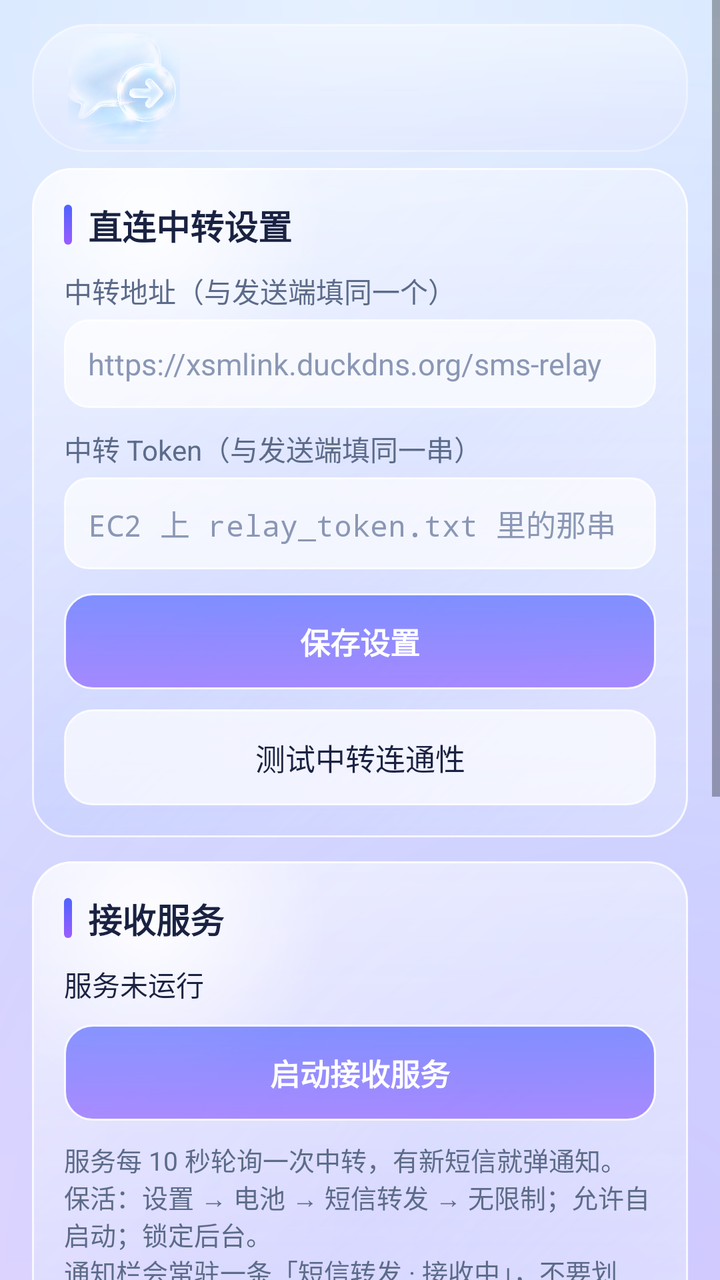
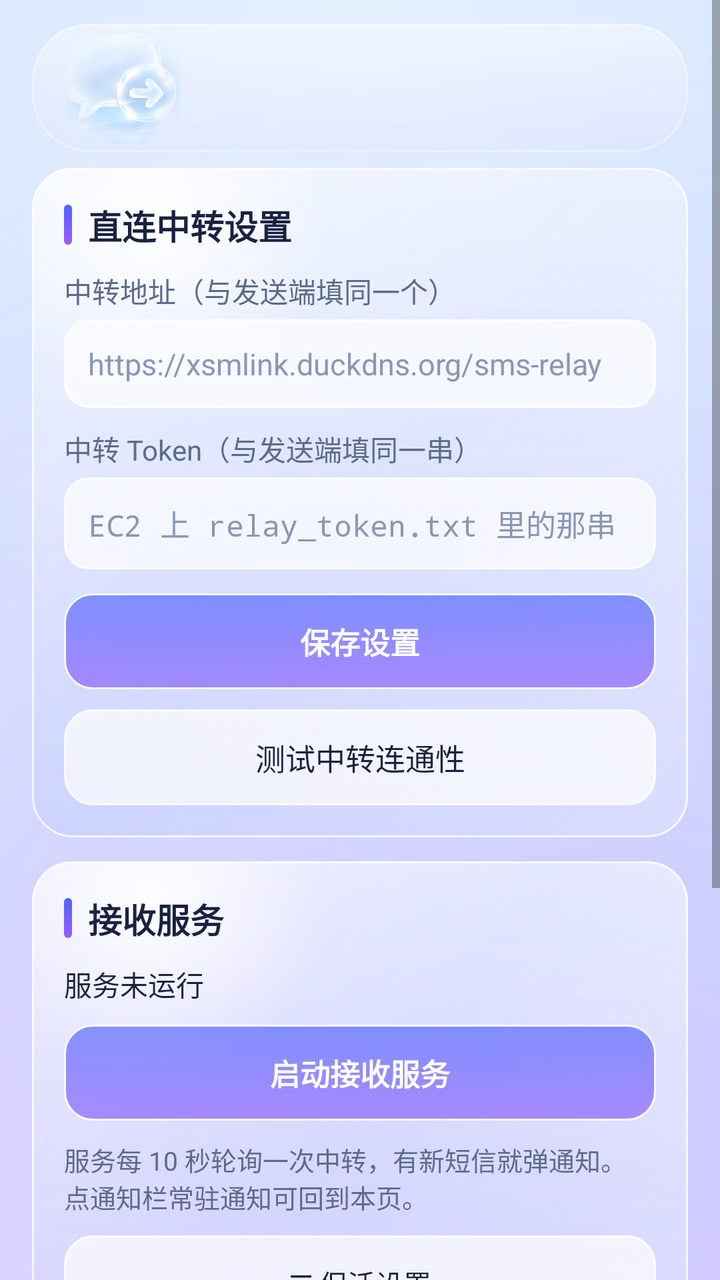

The first picture is an Android layout as it rendered before a commit; the second is the same layout after the commit. The layout source and the unified diff follow.
<!-- AndroidManifest.xml: application theme Theme.SmsForwarder -->
<!-- res/layout/activity_receiver.xml -->
<?xml version="1.0" encoding="utf-8"?>
<FrameLayout xmlns:android="http://schemas.android.com/apk/res/android"
    android:layout_width="match_parent"
    android:layout_height="match_parent">

    <ScrollView
        android:id="@+id/scrollView"
        android:layout_width="match_parent"
        android:layout_height="match_parent">

        <LinearLayout
            android:id="@+id/contentLayout"
            android:layout_width="match_parent"
            android:layout_height="wrap_content"
            android:orientation="vertical"
            android:paddingStart="16dp"
            android:paddingEnd="16dp"
            android:paddingTop="84dp"
            android:paddingBottom="16dp">

            
            <LinearLayout
                android:layout_width="match_parent"
                android:layout_height="wrap_content"
                android:background="@drawable/glass_card"
                android:orientation="vertical"
                android:padding="16dp">

                <LinearLayout
                    android:layout_width="wrap_content"
                    android:layout_height="wrap_content"
                    android:gravity="center_vertical"
                    android:orientation="horizontal">

                    <View
                        android:layout_width="4dp"
                        android:layout_height="20dp"
                        android:background="@drawable/glass_accent_bar" />

                    <TextView
                        android:layout_width="wrap_content"
                        android:layout_height="wrap_content"
                        android:layout_marginStart="8dp"
                        android:text="直连中转设置"
                        android:textColor="@color/glass_text_primary"
                        android:textSize="17sp"
                        android:textStyle="bold" />
                </LinearLayout>

                <TextView
                    android:layout_width="wrap_content"
                    android:layout_height="wrap_content"
                    android:layout_marginTop="10dp"
                    android:text="中转地址（与发送端填同一个）"
                    android:textColor="@color/glass_text_secondary"
                    android:textSize="14sp" />

                <EditText
                    android:id="@+id/etRelayUrl"
                    android:layout_width="match_parent"
                    android:layout_height="wrap_content"
                    android:layout_marginTop="4dp"
                    android:background="@drawable/glass_input"
                    android:hint="https://xsmlink.duckdns.org/sms-relay"
                    android:importantForAutofill="no"
                    android:inputType="textUri"
                    android:padding="12dp"
                    android:singleLine="true"
                    android:textColor="@color/glass_text_primary"
                    android:textColorHint="@color/glass_text_hint"
                    android:textSize="15sp" />

                <TextView
                    android:layout_width="wrap_content"
                    android:layout_height="wrap_content"
                    android:layout_marginTop="10dp"
                    android:text="中转 Token（与发送端填同一串）"
                    android:textColor="@color/glass_text_secondary"
                    android:textSize="14sp" />

                <EditText
                    android:id="@+id/etRelayToken"
                    android:layout_width="match_parent"
                    android:layout_height="wrap_content"
                    android:layout_marginTop="4dp"
                    android:background="@drawable/glass_input"
                    android:hint="EC2 上 relay_token.txt 里的那串"
                    android:importantForAutofill="no"
                    android:inputType="textPassword"
                    android:padding="12dp"
                    android:singleLine="true"
                    android:textColor="@color/glass_text_primary"
                    android:textColorHint="@color/glass_text_hint"
                    android:textSize="15sp" />

                <Button
                    android:id="@+id/btnSaveRelay"
                    android:layout_width="match_parent"
                    android:layout_height="wrap_content"
                    android:layout_marginTop="12dp"
                    android:background="@drawable/glass_btn_primary"
                    android:padding="12dp"
                    android:text="保存设置"
                    android:textColor="#FFFFFF"
                    android:textSize="15sp"
                    android:textStyle="bold" />

                <Button
                    android:id="@+id/btnTestRelayRx"
                    android:layout_width="match_parent"
                    android:layout_height="wrap_content"
                    android:layout_marginTop="10dp"
                    android:background="@drawable/glass_btn_secondary"
                    android:padding="12dp"
                    android:text="测试中转连通性"
                    android:textColor="@color/glass_text_primary"
                    android:textSize="15sp" />
            </LinearLayout>

            
            <LinearLayout
                android:layout_width="match_parent"
                android:layout_height="wrap_content"
                android:layout_marginTop="12dp"
                android:background="@drawable/glass_card"
                android:orientation="vertical"
                android:padding="16dp">

                <LinearLayout
                    android:layout_width="wrap_content"
                    android:layout_height="wrap_content"
                    android:gravity="center_vertical"
                    android:orientation="horizontal">

                    <View
                        android:layout_width="4dp"
                        android:layout_height="20dp"
                        android:background="@drawable/glass_accent_bar" />

                    <TextView
                        android:layout_width="wrap_content"
                        android:layout_height="wrap_content"
                        android:layout_marginStart="8dp"
                        android:text="接收服务"
                        android:textColor="@color/glass_text_primary"
                        android:textSize="17sp"
                        android:textStyle="bold" />
                </LinearLayout>

                <TextView
                    android:id="@+id/tvServiceState"
                    android:layout_width="match_parent"
                    android:layout_height="wrap_content"
                    android:layout_marginTop="10dp"
                    android:text="服务未运行"
                    android:textColor="@color/glass_text_primary"
                    android:textSize="14sp" />

                <Button
                    android:id="@+id/btnToggleService"
                    android:layout_width="match_parent"
                    android:layout_height="wrap_content"
                    android:layout_marginTop="10dp"
                    android:background="@drawable/glass_btn_primary"
                    android:padding="12dp"
                    android:text="启动接收服务"
                    android:textColor="#FFFFFF"
                    android:textSize="15sp"
                    android:textStyle="bold" />

                <TextView
                    android:layout_width="match_parent"
                    android:layout_height="wrap_content"
                    android:layout_marginTop="10dp"
                    android:text="服务每 10 秒轮询一次中转，有新短信就弹通知。\n保活：设置 → 电池 → 短信转发 → 无限制；允许自启动；锁定后台。\n通知栏会常驻一条「短信转发 · 接收中」，不要划掉。"
                    android:textColor="@color/glass_text_secondary"
                    android:textSize="13sp" />

                <Button
                    android:id="@+id/btnBatteryWhitelist"
                    android:layout_width="match_parent"
                    android:layout_height="wrap_content"
                    android:layout_marginTop="10dp"
                    android:background="@drawable/glass_btn_secondary"
                    android:padding="12dp"
                    android:text="加入电池优化白名单（一键）"
                    android:textColor="@color/glass_text_primary"
                    android:textSize="14sp" />

                <LinearLayout
                    android:layout_width="match_parent"
                    android:layout_height="wrap_content"
                    android:layout_marginTop="12dp"
                    android:gravity="center_vertical"
                    android:orientation="horizontal">

                    <LinearLayout
                        android:layout_width="0dp"
                        android:layout_height="wrap_content"
                        android:layout_weight="1"
                        android:orientation="vertical">

                        <TextView
                            android:layout_width="wrap_content"
                            android:layout_height="wrap_content"
                            android:text="后台隐藏"
                            android:textColor="@color/glass_text_primary"
                            android:textSize="14sp" />

                        <TextView
                            android:layout_width="wrap_content"
                            android:layout_height="wrap_content"
                            android:text="在「最近任务」隐藏卡片，防手滑划掉"
                            android:textColor="@color/glass_text_secondary"
                            android:textSize="12sp" />
                    </LinearLayout>

                    <Switch
                        android:id="@+id/swHideRecents"
                        android:layout_width="wrap_content"
                        android:layout_height="wrap_content" />
                </LinearLayout>
            </LinearLayout>

            
            <LinearLayout
                android:layout_width="match_parent"
                android:layout_height="wrap_content"
                android:layout_marginTop="12dp"
                android:background="@drawable/glass_card"
                android:orientation="vertical"
                android:padding="16dp">

                <LinearLayout
                    android:layout_width="match_parent"
                    android:layout_height="wrap_content"
                    android:gravity="center_vertical"
                    android:orientation="horizontal">

                    <View
                        android:layout_width="4dp"
                        android:layout_height="20dp"
                        android:background="@drawable/glass_accent_bar" />

                    <TextView
                        android:layout_width="0dp"
                        android:layout_height="wrap_content"
                        android:layout_marginStart="8dp"
                        android:layout_weight="1"
                        android:text="收件箱"
                        android:textColor="@color/glass_text_primary"
                        android:textSize="17sp"
                        android:textStyle="bold" />

                    <Button
                        android:id="@+id/btnRefreshInbox"
                        android:layout_width="wrap_content"
                        android:layout_height="wrap_content"
                        android:background="@drawable/glass_btn_secondary"
                        android:padding="8dp"
                        android:text="刷新"
                        android:textColor="@color/glass_text_primary"
                        android:textSize="13sp" />

                    <Button
                        android:id="@+id/btnClearInbox"
                        android:layout_width="wrap_content"
                        android:layout_height="wrap_content"
                        android:layout_marginStart="8dp"
                        android:background="@drawable/glass_btn_secondary"
                        android:padding="8dp"
                        android:text="清空"
                        android:textColor="@color/glass_text_secondary"
                        android:textSize="13sp" />
                </LinearLayout>

                <LinearLayout
                    android:id="@+id/llInbox"
                    android:layout_width="match_parent"
                    android:layout_height="wrap_content"
                    android:layout_marginTop="8dp"
                    android:orientation="vertical" />
            </LinearLayout>

            
            <LinearLayout
                android:layout_width="match_parent"
                android:layout_height="wrap_content"
                android:layout_marginTop="12dp"
                android:layout_marginBottom="8dp"
                android:background="@drawable/glass_card"
                android:orientation="vertical"
                android:padding="16dp">

                <TextView
                    android:id="@+id/tvRxStatus"
                    android:layout_width="match_parent"
                    android:layout_height="wrap_content"
                    android:text="状态：等待配置"
                    android:textColor="@color/glass_text_primary"
                    android:textSize="14sp" />
            </LinearLayout>

            <Button
                android:id="@+id/btnSwitchRole"
                android:layout_width="match_parent"
                android:layout_height="wrap_content"
                android:layout_marginTop="4dp"
                android:background="@drawable/glass_btn_secondary"
                android:padding="12dp"
                android:text="切换角色…"
                android:textColor="@color/glass_text_secondary"
                android:textSize="14sp" />

        </LinearLayout>
    </ScrollView>

    
    <FrameLayout
        android:id="@+id/liquidHeader"
        android:layout_width="match_parent"
        android:layout_height="64dp"
        android:layout_marginStart="16dp"
        android:layout_marginEnd="16dp"
        android:layout_marginTop="12dp">

        <ImageView
            android:id="@+id/refractionView"
            android:layout_width="match_parent"
            android:layout_height="match_parent"
            android:background="@drawable/liquid_glass_base"
            android:scaleType="fitXY" />

        <ImageView
            android:layout_width="56dp"
            android:layout_height="56dp"
            android:layout_gravity="start|center_vertical"
            android:layout_marginStart="18dp"
            android:alpha="0.9"
            android:src="@drawable/header_bubbles" />

        <View
            android:layout_width="match_parent"
            android:layout_height="match_parent"
            android:background="@drawable/liquid_tint" />

        <View
            android:layout_width="match_parent"
            android:layout_height="match_parent"
            android:background="@drawable/liquid_sheen" />

        <View
            android:layout_width="match_parent"
            android:layout_height="match_parent"
            android:background="@drawable/liquid_glass_edge" />

    </FrameLayout>

</FrameLayout>
<!-- resources referenced by this layout -->
<resources>
  <color name="glass_text_hint">#8A97B5</color>
  <color name="glass_text_primary">#1A2242</color>
  <color name="glass_text_secondary">#5C6B8A</color>
  <!-- drawable glass_btn_primary (drawable) -->
  <?xml version="1.0" encoding="utf-8"?>
  <ripple xmlns:android="http://schemas.android.com/apk/res/android"
      android:color="#50FFFFFF">
      <item android:drawable="@drawable/glass_btn_primary_bg" />
  </ripple>
  <!-- drawable glass_btn_secondary (drawable) -->
  <?xml version="1.0" encoding="utf-8"?>
  <ripple xmlns:android="http://schemas.android.com/apk/res/android"
      android:color="#40000000">
      <item android:drawable="@drawable/glass_btn_secondary_bg" />
  </ripple>
  <!-- drawable glass_input (drawable) -->
  <?xml version="1.0" encoding="utf-8"?>
  <shape xmlns:android="http://schemas.android.com/apk/res/android"
      android:shape="rectangle">
      <corners android:radius="12dp" />
      <solid android:color="#B3FFFFFF" />
      <stroke
          android:width="1dp"
          android:color="#D9FFFFFF" />
  </shape>
  <!-- drawable liquid_glass_base (drawable) -->
  <?xml version="1.0" encoding="utf-8"?>
  <shape xmlns:android="http://schemas.android.com/apk/res/android"
      android:shape="rectangle">
      <corners android:radius="28dp" />
      <gradient
          android:angle="270"
          android:startColor="#1FC7DEFF"
          android:endColor="#1FEBDFFF" />
  </shape>
  <!-- drawable liquid_glass_edge (drawable) -->
  <?xml version="1.0" encoding="utf-8"?>
  <shape xmlns:android="http://schemas.android.com/apk/res/android"
      android:shape="rectangle">
      <corners android:radius="28dp" />
      <solid android:color="@android:color/transparent" />
      <stroke
          android:width="1dp"
          android:color="#59FFFFFF" />
  </shape>
  <!-- drawable liquid_sheen (drawable) -->
  <?xml version="1.0" encoding="utf-8"?>
  <shape xmlns:android="http://schemas.android.com/apk/res/android"
      android:shape="rectangle">
      <corners android:radius="28dp" />
      <gradient
          android:angle="270"
          android:startColor="#73FFFFFF"
          android:endColor="#00FFFFFF" />
  </shape>
  <!-- drawable liquid_tint (drawable) -->
  <?xml version="1.0" encoding="utf-8"?>
  <shape xmlns:android="http://schemas.android.com/apk/res/android"
      android:shape="rectangle">
      <corners android:radius="28dp" />
      <gradient
          android:angle="270"
          android:startColor="#12FFFFFF"
          android:centerY="0.6"
          android:centerColor="#05FFFFFF"
          android:endColor="#0DFFFFFF" />
  </shape>
  <style name="Theme.SmsForwarder" parent="android:Theme.Material.Light.NoActionBar">
          <item name="android:windowBackground">@drawable/glass_bg</item>
      </style>
  <color name="glass_accent">#4E63FF</color>
  <color name="glass_accent2">#9B5CFF</color>
  <!-- drawable glass_btn_primary_bg (drawable) -->
  <?xml version="1.0" encoding="utf-8"?>
  <shape xmlns:android="http://schemas.android.com/apk/res/android"
      android:shape="rectangle">
      <corners android:radius="14dp" />
      <gradient
          android:angle="270"
          android:startColor="#A64E63FF"
          android:endColor="#A68A5CFF" />
      <stroke
          android:width="1dp"
          android:color="#E6FFFFFF" />
  </shape>
  <!-- drawable glass_btn_secondary_bg (drawable) -->
  <?xml version="1.0" encoding="utf-8"?>
  <shape xmlns:android="http://schemas.android.com/apk/res/android"
      android:shape="rectangle">
      <corners android:radius="14dp" />
      <solid android:color="#B3FFFFFF" />
      <stroke
          android:width="1dp"
          android:color="#D9FFFFFF" />
  </shape>
  <color name="glass_bg_top">#C7DEFF</color>
  <color name="glass_bg_bottom">#EBDFFF</color>
  <!-- unchanged entries left out for length: 4 -->
</resources>

<!-- the commit's change to res/layout/activity_receiver.xml (unified diff, before → after) -->
@@ -172,54 +172,20 @@
                     android:layout_width="match_parent"
                     android:layout_height="wrap_content"
                     android:layout_marginTop="10dp"
-                    android:text="服务每 10 秒轮询一次中转，有新短信就弹通知。\n保活：设置 → 电池 → 短信转发 → 无限制；允许自启动；锁定后台。\n通知栏会常驻一条「短信转发 · 接收中」，不要划掉。"
+                    android:text="服务每 10 秒轮询一次中转，有新短信就弹通知。\n点通知栏常驻通知可回到本页。"
                     android:textColor="@color/glass_text_secondary"
                     android:textSize="13sp" />
 
                 <Button
-                    android:id="@+id/btnBatteryWhitelist"
+                    android:id="@+id/btnKeepAlive"
                     android:layout_width="match_parent"
                     android:layout_height="wrap_content"
                     android:layout_marginTop="10dp"
                     android:background="@drawable/glass_btn_secondary"
                     android:padding="12dp"
-                    android:text="加入电池优化白名单（一键）"
+                    android:text="☰ 保活设置"
                     android:textColor="@color/glass_text_primary"
                     android:textSize="14sp" />
-
-                <LinearLayout
-                    android:layout_width="match_parent"
-                    android:layout_height="wrap_content"
-                    android:layout_marginTop="12dp"
-                    android:gravity="center_vertical"
-                    android:orientation="horizontal">
-
-                    <LinearLayout
-                        android:layout_width="0dp"
-                        android:layout_height="wrap_content"
-                        android:layout_weight="1"
-                        android:orientation="vertical">
-
-                        <TextView
-                            android:layout_width="wrap_content"
-                            android:layout_height="wrap_content"
-                            android:text="后台隐藏"
-                            android:textColor="@color/glass_text_primary"
-                            android:textSize="14sp" />
-
-                        <TextView
-                            android:layout_width="wrap_content"
-                            android:layout_height="wrap_content"
-                            android:text="在「最近任务」隐藏卡片，防手滑划掉"
-                            android:textColor="@color/glass_text_secondary"
-                            android:textSize="12sp" />
-                    </LinearLayout>
-
-                    <Switch
-                        android:id="@+id/swHideRecents"
-                        android:layout_width="wrap_content"
-                        android:layout_height="wrap_content" />
-                </LinearLayout>
             </LinearLayout>
 
             
@@ -356,4 +322,129 @@
 
     </FrameLayout>
 
+    
+    <View
+        android:id="@+id/drawerScrim"
+        android:layout_width="match_parent"
+        android:layout_height="match_parent"
+        android:alpha="0"
+        android:background="#80000000"
+        android:visibility="gone" />
+
+    <LinearLayout
+        android:id="@+id/drawerPanel"
+        android:layout_width="300dp"
+        android:layout_height="match_parent"
+        android:layout_gravity="start"
+        android:background="@drawable/drawer_panel"
+        android:elevation="16dp"
+        android:orientation="vertical"
+        android:padding="20dp"
+        android:visibility="invisible">
+
+        <TextView
+            android:layout_width="wrap_content"
+            android:layout_height="wrap_content"
+            android:text="保活设置"
+            android:textColor="@color/glass_text_primary"
+            android:textSize="20sp"
+            android:textStyle="bold" />
+
+        <TextView
+            android:layout_width="match_parent"
+            android:layout_height="wrap_content"
+            android:layout_marginTop="8dp"
+            android:text="设置 → 电池 → 短信转发 → 无限制；允许自启动；锁定后台。\n通知栏常驻通知不要划掉，点它可回到本页。"
+            android:textColor="@color/glass_text_secondary"
+            android:textSize="13sp" />
+
+        <Button
+            android:id="@+id/btnBatteryWhitelist"
+            android:layout_width="match_parent"
+            android:layout_height="wrap_content"
+            android:layout_marginTop="16dp"
+            android:background="@drawable/glass_btn_secondary"
+            android:padding="12dp"
+            android:text="加入电池优化白名单（一键）"
+            android:textColor="@color/glass_text_primary"
+            android:textSize="14sp" />
+
+        <LinearLayout
+            android:layout_width="match_parent"
+            android:layout_height="wrap_content"
+            android:layout_marginTop="20dp"
+            android:gravity="center_vertical"
+            android:orientation="horizontal">
+
+            <LinearLayout
+                android:layout_width="0dp"
+                android:layout_height="wrap_content"
+                android:layout_weight="1"
+                android:orientation="vertical">
+
+                <TextView
+                    android:layout_width="wrap_content"
+                    android:layout_height="wrap_content"
+                    android:text="后台隐藏"
+                    android:textColor="@color/glass_text_primary"
+                    android:textSize="15sp" />
+
+                <TextView
+                    android:layout_width="wrap_content"
+                    android:layout_height="wrap_content"
+                    android:text="在「最近任务」隐藏卡片，防手滑划掉"
+                    android:textColor="@color/glass_text_secondary"
+                    android:textSize="12sp" />
+            </LinearLayout>
+
+            <Switch
+                android:id="@+id/swHideRecents"
+                android:layout_width="wrap_content"
+                android:layout_height="wrap_content" />
+        </LinearLayout>
+
+        <LinearLayout
+            android:layout_width="match_parent"
+            android:layout_height="wrap_content"
+            android:layout_marginTop="20dp"
+            android:gravity="center_vertical"
+            android:orientation="horizontal">
+
+            <LinearLayout
+                android:layout_width="0dp"
+                android:layout_height="wrap_content"
+                android:layout_weight="1"
+                android:orientation="vertical">
+
+                <TextView
+                    android:layout_width="wrap_content"
+                    android:layout_height="wrap_content"
+                    android:text="隐藏常驻通知"
+                    android:textColor="@color/glass_text_primary"
+                    android:textSize="15sp" />
+
+                <TextView
+                    android:layout_width="wrap_content"
+                    android:layout_height="wrap_content"
+                    android:text="前台服务不变，只是通知不再显示图标"
+                    android:textColor="@color/glass_text_secondary"
+                    android:textSize="12sp" />
+            </LinearLayout>
+
+            <Switch
+                android:id="@+id/swHideNotif"
+                android:layout_width="wrap_content"
+                android:layout_height="wrap_content" />
+        </LinearLayout>
+
+        <TextView
+            android:layout_width="match_parent"
+            android:layout_height="wrap_content"
+            android:layout_marginTop="24dp"
+            android:gravity="center"
+            android:text="点击空白处关闭"
+            android:textColor="@color/glass_text_hint"
+            android:textSize="12sp" />
+    </LinearLayout>
+
 </FrameLayout>
<!-- resource entries referenced after the edit -->
@@ -3,6 +3,14 @@
   <color name="glass_text_hint">#8A97B5</color>
   <color name="glass_text_primary">#1A2242</color>
   <color name="glass_text_secondary">#5C6B8A</color>
+  <!-- drawable drawer_panel (drawable) -->
+  <?xml version="1.0" encoding="utf-8"?>
+  <shape xmlns:android="http://schemas.android.com/apk/res/android">
+      <solid android:color="#F3F6FE" />
+      <corners
+          android:topRightRadius="28dp"
+          android:bottomRightRadius="28dp" />
+  </shape>
   <!-- drawable glass_btn_primary (drawable) -->
   <?xml version="1.0" encoding="utf-8"?>
   <ripple xmlns:android="http://schemas.android.com/apk/res/android"
